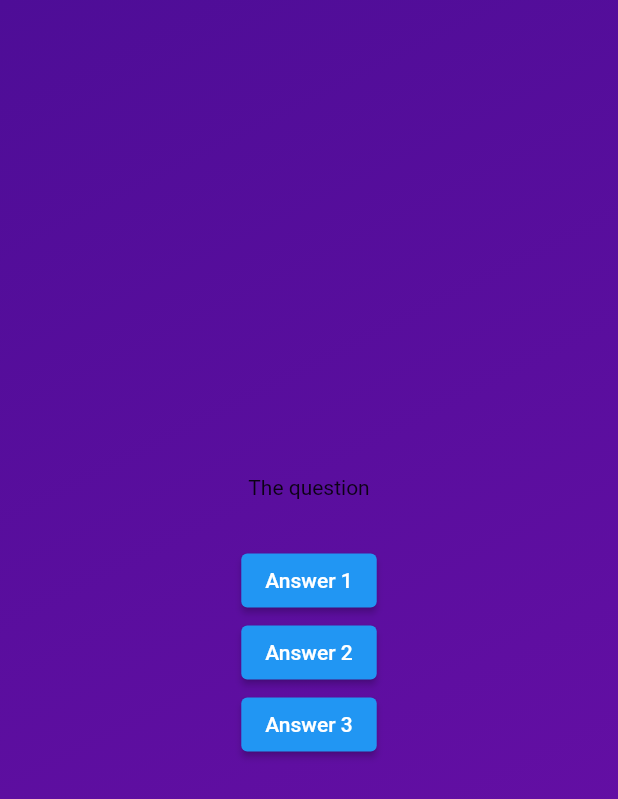
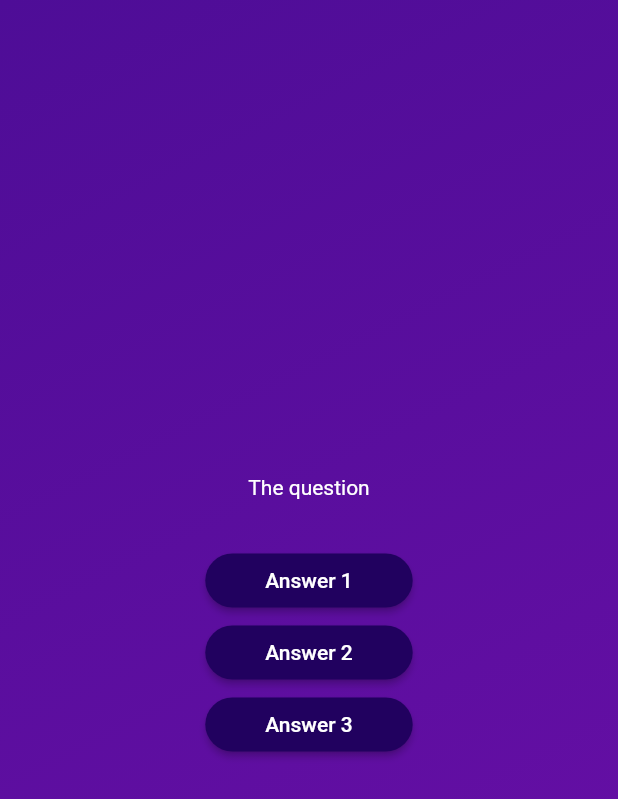
Before and after one commit to paulohc/flutter-quiz-app, a Flutter app: the screen it shows after launch, after a tap on "Start Quiz", on a phone screen of 412 x 824 dp. Shown: the top 799 px of the screen. Run offline on Flutter 3.47's test engine with Material 2 defaults, Android fonts, the phone set to English and light mode, and no system bars.

Commit message:
feat: add reusable button

```diff
--- /dev/null
+++ b/lib/answer_button.dart
@@ -0,0 +1,31 @@
+import 'package:flutter/material.dart';
+
+class AnswerButton extends StatelessWidget {
+  const AnswerButton({
+    super.key,
+    required this.answerText,
+    required this.onTap,
+  });
+
+  final String answerText;
+  final void Function() onTap;
+
+  @override
+  Widget build(BuildContext context) {
+    return ElevatedButton(
+      onPressed: onTap,
+      style: ElevatedButton.styleFrom(
+        padding: const EdgeInsets.symmetric(
+          vertical: 10,
+          horizontal: 40,
+        ),
+        backgroundColor: const Color.fromARGB(255, 33, 1, 95),
+        foregroundColor: Colors.white,
+        shape: RoundedRectangleBorder(
+          borderRadius: BorderRadius.circular(40),
+        ),
+      ),
+      child: Text(answerText),
+    );
+  }
+}
--- a/lib/questions_screen.dart
+++ b/lib/questions_screen.dart
@@ -1,5 +1,5 @@
 import 'package:flutter/material.dart';
-import 'package:flutter/widgets.dart';
+import 'package:quiz_app/answer_button.dart';
 
 class QuestionsScreen extends StatefulWidget {
   const QuestionsScreen({super.key});
@@ -18,19 +18,22 @@ class _QuestionsScreenState extends State<QuestionsScreen> {
       child: Column(
         mainAxisAlignment: MainAxisAlignment.center,
         children: [
-          const Text('The question'),
+          const Text(
+            'The question',
+            style: TextStyle(color: Colors.white),
+          ),
           const SizedBox(height: 30),
-          ElevatedButton(
-            onPressed: () {},
-            child: const Text('Answer 1'),
+          AnswerButton(
+            answerText: 'Answer 1',
+            onTap: () {},
           ),
-          ElevatedButton(
-            onPressed: () {},
-            child: const Text('Answer 2'),
+          AnswerButton(
+            answerText: 'Answer 2',
+            onTap: () {},
           ),
-          ElevatedButton(
-            onPressed: () {},
-            child: const Text('Answer 3'),
+          AnswerButton(
+            answerText: 'Answer 3',
+            onTap: () {},
           ),
         ],
       ),
```
